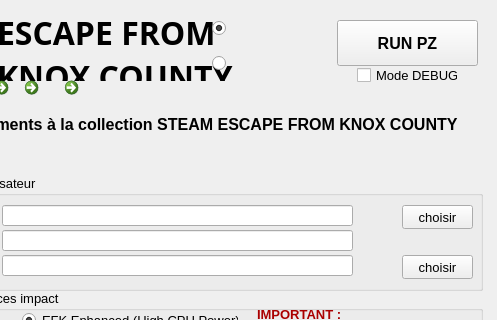
ChristopheTdn/EFK-Launcher, file principale.ui: the form before one commit; both pictures show x 108 to 605 and y 0 to 320 of the 605 by 760 pixel window.
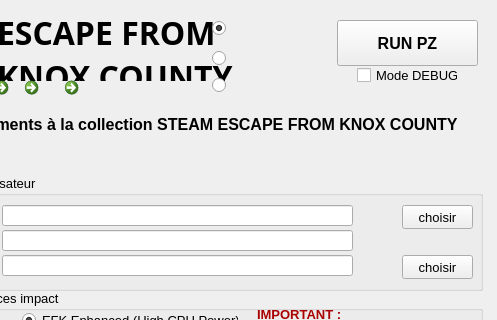
The form after the commit. Icons and pictures are not drawn.

The edit to the form file:
```diff
--- a/principale.ui
+++ b/principale.ui
@@ -752,7 +752,7 @@
     <property name="geometry">
      <rect>
       <x>320</x>
-      <y>50</y>
+      <y>45</y>
       <width>56</width>
       <height>26</height>
      </rect>
@@ -1114,6 +1114,32 @@
      <set>Qt::AlignCenter</set>
     </property>
    </widget>
+   <widget class="QRadioButton" name="radioButton_Chine">
+    <property name="geometry">
+     <rect>
+      <x>320</x>
+      <y>70</y>
+      <width>56</width>
+      <height>31</height>
+     </rect>
+    </property>
+    <property name="toolTip">
+     <string>English</string>
+    </property>
+    <property name="text">
+     <string/>
+    </property>
+    <property name="icon">
+     <iconset resource="ressources.qrc">
+      <normaloff>:/gfx/gfx/chine.png</normaloff>:/gfx/gfx/chine.png</iconset>
+    </property>
+    <property name="iconSize">
+     <size>
+      <width>32</width>
+      <height>36</height>
+     </size>
+    </property>
+   </widget>
   </widget>
  </widget>
  <resources>
```
